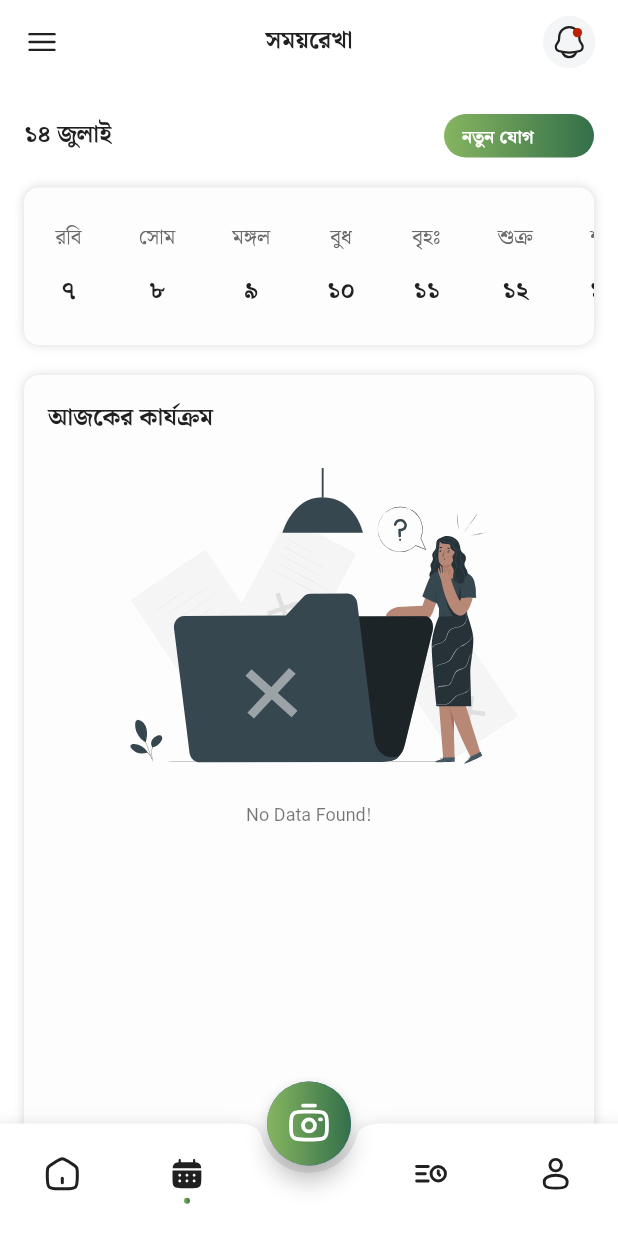
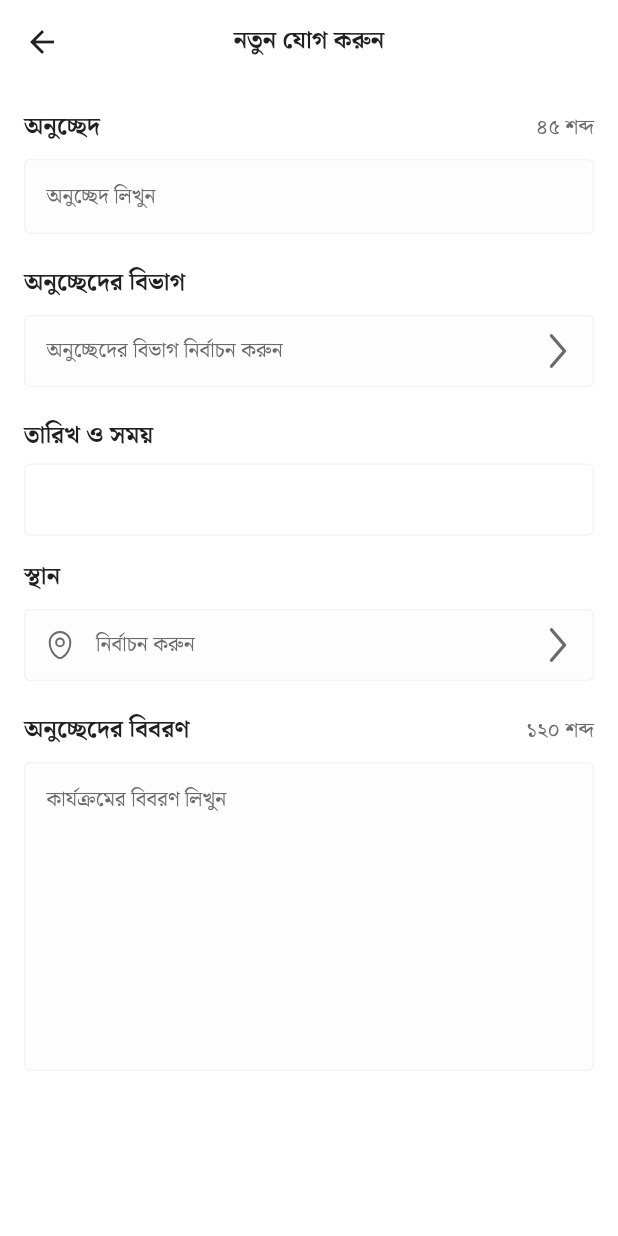
Before and after one commit to rifathossain82/timeline-manager, a Flutter app: the screen it shows after launch, item 2 of the bottom bar chosen, after a tap on "নতুন যোগ করুন", on a phone screen of 412 x 824 dp. Run offline on Flutter 3.47's test engine with Material 3 defaults, Android fonts, the phone set to English and light mode, and no system bars; our stand-ins replace cached_network_image, connectivity_plus, flutter_svg, get, google_fonts, logger and 1 more; network calls fail; project files that could hold a hidden picture were left out.

Commit message:
feat: add new timeline page (#5)

```diff
--- a/lib/src/core/fake_data/fake_data.dart
+++ b/lib/src/core/fake_data/fake_data.dart
@@ -0,0 +1,15 @@
+List<String> paragraphCategories = [
+  "বাক্য",
+  "অনুচ্ছেদ",
+  "ছন্দ",
+];
+
+
+List<String> places = [
+  "ঢাকা",
+  "চট্টগ্রাম",
+  "কুমিল্লা",
+  "রাজশাহী"
+  "রংপুর",
+  "বরিশাল",
+];
--- a/lib/src/core/routes/routes.dart
+++ b/lib/src/core/routes/routes.dart
@@ -1,14 +1,19 @@
-import 'package:flutter/cupertino.dart';
 import 'package:get/get.dart';
 import 'package:timeline_manager/src/features/dashboard/view/pages/dashboad_page.dart';
+import 'package:timeline_manager/src/features/timeline/view/pages/timeline_add_page.dart';
 
 class RouteGenerator {
   static const String dashboard = '/';
+  static const String addTimeline = '/add-timeline';
 
   static final routes = [
     GetPage(
       name: RouteGenerator.dashboard,
       page: () => const DashboardPage(),
     ),
+    GetPage(
+      name: RouteGenerator.addTimeline,
+      page: () => const TimelineAddPage(),
+    ),
   ];
 }
--- a/lib/src/core/theme/app_theme.dart
+++ b/lib/src/core/theme/app_theme.dart
@@ -18,6 +18,7 @@ class AppTheme {
       elevation: 0,
       titleTextStyle: GoogleFonts.notoSerifBengali(
         fontSize: 16,
+        fontWeight: FontWeight.w700,
       ),
       systemOverlayStyle: const SystemUiOverlayStyle(
         statusBarColor: Colors.white,
@@ -27,12 +28,12 @@ class AppTheme {
         statusBarBrightness: Brightness.light, // For iOS (dark icons)
       ),
     ),
-    floatingActionButtonTheme: FloatingActionButtonThemeData(
+    floatingActionButtonTheme: const FloatingActionButtonThemeData(
       backgroundColor: kPrimaryColor,
       foregroundColor: kWhite,
     ),
     textTheme: GoogleFonts.notoSerifBengaliTextTheme(Typography.blackCupertino),
-    checkboxTheme: CheckboxThemeData(
+    checkboxTheme: const CheckboxThemeData(
       fillColor: MaterialStatePropertyAll(kPrimaryColor),
       checkColor: MaterialStatePropertyAll(kWhite),
       side: BorderSide(color: kGrey),
@@ -44,7 +45,7 @@ class AppTheme {
         borderRadius: BorderRadius.circular(5),
       ),
     ),
-    iconTheme: IconThemeData(
+    iconTheme: const IconThemeData(
       color: kGrey,
     ),
   );
--- a/lib/src/core/utils/asset_path.dart
+++ b/lib/src/core/utils/asset_path.dart
@@ -28,6 +28,7 @@ class AssetPath{
   static const String notificationIcon = 'assets/icons/notification.svg';
   static const String locationIcon = 'assets/icons/location.svg';
   static const String clockCircleIcon = 'assets/icons/clock_circle.svg';
+  static const String arrowForwardIcon = 'assets/icons/arrow_forward.svg';
 
 
   /// lotties
--- a/lib/src/core/utils/color.dart
+++ b/lib/src/core/utils/color.dart
@@ -24,6 +24,7 @@ const Color secondaryCardColor = Color(0xFFFDFDFD);
 const Color menuBackgroundColor = Color(0xFFF6F6F6);
 Color kShadowColor = const Color(0xFF000000).withOpacity(0.15);
 const Color kDividerColor = Color(0xFFE8ECF2);
+const Color kTextFieldBorderColor = Color(0xFFF2F2F2);
 const Color kShimmerBaseColor = Color(0xFFE0E0E0);
 const Color kShimmerHighlightColor = Color(0xFFF5F5F5);
 
--- /dev/null
+++ b/lib/src/core/widgets/k_blank_field_builder_with_title.dart
@@ -0,0 +1,58 @@
+import 'package:timeline_manager/src/core/extensions/text_style_extension.dart';
+import 'package:timeline_manager/src/core/utils/color.dart';
+import 'package:flutter/material.dart';
+
+class KBlankFieldBuilderWithTitle extends StatelessWidget {
+  final String title;
+  final Widget content;
+  final VoidCallback? onTap;
+  final bool hasValidator;
+
+  const KBlankFieldBuilderWithTitle({
+    Key? key,
+    required this.title,
+    required this.content,
+    this.onTap,
+    this.hasValidator = false,
+  }) : super(key: key);
+
+  @override
+  Widget build(BuildContext context) {
+    return Column(
+      mainAxisSize: MainAxisSize.min,
+      crossAxisAlignment: CrossAxisAlignment.start,
+      children: [
+        Text(
+          title,
+          maxLines: 1,
+          textAlign: TextAlign.start,
+          overflow: TextOverflow.ellipsis,
+          style: context.titleMedium(
+            fontWeight: FontWeight.w700,
+          ),
+        ),
+        const SizedBox(height: 5),
+        GestureDetector(
+          onTap: onTap,
+          child: Container(
+            padding: const EdgeInsets.symmetric(
+              horizontal: 8,
+            ),
+            height: 48,
+            width: double.maxFinite,
+            alignment: Alignment.centerLeft,
+            decoration: BoxDecoration(
+              borderRadius: BorderRadius.circular(4),
+              border: Border.all(
+                width: 0.85,
+                color: kTextFieldBorderColor,
+              ),
+            ),
+            child: content,
+          ),
+        ),
+        const SizedBox(height: 15),
+      ],
+    );
+  }
+}
--- a/lib/src/core/widgets/k_drop_down_field_builder_with_title.dart
+++ b/lib/src/core/widgets/k_drop_down_field_builder_with_title.dart
@@ -1,5 +1,8 @@
+import 'package:flutter_svg/flutter_svg.dart';
 import 'package:timeline_manager/src/core/errors/messages.dart';
 import 'package:timeline_manager/src/core/extensions/build_context_extension.dart';
+import 'package:timeline_manager/src/core/extensions/text_style_extension.dart';
+import 'package:timeline_manager/src/core/utils/asset_path.dart';
 import 'package:timeline_manager/src/core/utils/color.dart';
 import 'package:timeline_manager/src/core/widgets/k_button_progress_indicator.dart';
 import 'package:flutter/material.dart';
@@ -52,26 +55,16 @@ class KDropDownFieldBuilderWithTitle<T> extends StatelessWidget {
       crossAxisAlignment: CrossAxisAlignment.start,
       mainAxisSize: MainAxisSize.min,
       children: [
-        RichText(
-          text: TextSpan(
-            children: [
-              TextSpan(
-                text: title,
-                style: context.appTextTheme.bodySmall?.copyWith(
-                  fontWeight: FontWeight.bold,
+        Text(
+          title,
+          maxLines: 1,
+          textAlign: TextAlign.start,
+          overflow: TextOverflow.ellipsis,
+          style: context.titleMedium(
+            fontWeight: FontWeight.w700,
           ),
         ),
-              if (validatorActive)
-                TextSpan(
-                  text: ' *',
-                  style: context.appTextTheme.titleSmall?.copyWith(
-                    color: kRed,
-                  ),
-                ),
-            ],
-          ),
-        ),
-        const SizedBox(height: 5),
+        const SizedBox(height: 8),
         isLoading
             ? Container(
                 height: 56,
@@ -84,7 +77,7 @@ class KDropDownFieldBuilderWithTitle<T> extends StatelessWidget {
                     width: 1,
                   ),
                 ),
-          child: KButtonProgressIndicator(
+                child: const KButtonProgressIndicator(
                   indicatorColor: kPrimaryColor,
                 ),
               )
@@ -95,18 +88,42 @@ class KDropDownFieldBuilderWithTitle<T> extends StatelessWidget {
                   }
                   return null;
                 },
-          decoration: const InputDecoration(
-            contentPadding: EdgeInsets.symmetric(
+                elevation: 1,
+                decoration: InputDecoration(
+                  contentPadding: const EdgeInsets.symmetric(
                     horizontal: 15,
                     vertical: 12,
                   ),
+                  prefixIcon: prefixIcon,
                   isDense: true,
-            border: OutlineInputBorder(),
+                  filled: true,
+                  fillColor: secondaryCardColor,
+                  border: OutlineInputBorder(
+                    borderRadius: BorderRadius.circular(4),
+                    borderSide: const BorderSide(
+                      color: kTextFieldBorderColor,
+                      width: 0.85,
+                    ),
+                  ),
+                  enabledBorder: OutlineInputBorder(
+                    borderRadius: BorderRadius.circular(4),
+                    borderSide: const BorderSide(
+                      color: kTextFieldBorderColor,
+                      width: 0.85,
+                    ),
+                  ),
+                  focusedBorder: OutlineInputBorder(
+                    borderRadius: BorderRadius.circular(4),
+                    borderSide: const BorderSide(
+                      color: kTextFieldBorderColor,
+                      width: 0.85,
+                    ),
+                  ),
                 ),
                 isDense: true,
                 hint: Text(
                   hintText,
-            style: context.appTextTheme.bodySmall,
+                  style: context.bodyLarge(),
                 ),
                 items: items
                     ?.map(
@@ -118,8 +135,11 @@ class KDropDownFieldBuilderWithTitle<T> extends StatelessWidget {
                     .toList(),
                 value: value,
                 onChanged: isEditable ? onChanged : null,
+                icon: SvgPicture.asset(
+                  AssetPath.arrowForwardIcon,
                 ),
-        const SizedBox(height: 15),
+              ),
+        const SizedBox(height: 20),
       ],
     );
   }
--- a/lib/src/core/widgets/k_text_form_field_builder_with_title.dart
+++ b/lib/src/core/widgets/k_text_form_field_builder_with_title.dart
@@ -1,5 +1,6 @@
 import 'package:flutter/material.dart';
 import 'package:timeline_manager/src/core/extensions/build_context_extension.dart';
+import 'package:timeline_manager/src/core/extensions/text_style_extension.dart';
 import 'package:timeline_manager/src/core/utils/color.dart';
 
 class KTextFormFieldBuilderWithTitle extends StatelessWidget {
@@ -7,6 +8,7 @@ class KTextFormFieldBuilderWithTitle extends StatelessWidget {
   final TextEditingController? controller;
   final FormFieldValidator? validator;
   final String? hintText;
+  final String? secondaryHitText;
   final FocusNode? focusNode;
   final IconData? prefixIconData;
   final Widget? suffixIcon;
@@ -26,6 +28,7 @@ class KTextFormFieldBuilderWithTitle extends StatelessWidget {
     this.controller,
     this.validator,
     this.hintText,
+    this.secondaryHitText,
     this.focusNode,
     this.prefixIconData,
     this.suffixIcon,
@@ -37,7 +40,7 @@ class KTextFormFieldBuilderWithTitle extends StatelessWidget {
     this.inputType = TextInputType.text,
     this.obscureText = false,
     this.readOnly = false,
-    this.bottomPadding = 15,
+    this.bottomPadding = 20,
   }) : super(key: key);
 
   @override
@@ -49,26 +52,26 @@ class KTextFormFieldBuilderWithTitle extends StatelessWidget {
         Row(
           mainAxisAlignment: MainAxisAlignment.start,
           children: [
-            Flexible(
+            Expanded(
               child: Text(
                 title,
                 maxLines: 1,
+                textAlign: TextAlign.start,
                 overflow: TextOverflow.ellipsis,
-                style: context.appTextTheme.bodySmall?.copyWith(
-                  fontWeight: FontWeight.bold,
+                style: context.titleMedium(
+                  fontWeight: FontWeight.w700,
                 ),
               ),
             ),
-            if (validator != null)
+            if (secondaryHitText != null)
               Text(
-                ' *',
-                style: context.appTextTheme.titleSmall?.copyWith(
-                  color: kRed,
-                ),
+                secondaryHitText ?? '',
+                textAlign: TextAlign.end,
+                style: context.bodyLarge(),
               ),
           ],
         ),
-        const SizedBox(height: 5),
+        const SizedBox(height: 8),
         TextFormField(
           onTap: onTap,
           onChanged: onChanged,
@@ -84,14 +87,34 @@ class KTextFormFieldBuilderWithTitle extends StatelessWidget {
           obscureText: obscureText,
           decoration: InputDecoration(
             hintText: hintText,
-            hintStyle: context.appTextTheme.bodySmall,
+            hintStyle: context.bodyLarge(),
             isDense: true,
             contentPadding: const EdgeInsets.symmetric(
               horizontal: 15,
               vertical: 12,
             ),
+            filled: true,
+            fillColor: secondaryCardColor,
             border: OutlineInputBorder(
               borderRadius: BorderRadius.circular(4),
+              borderSide: const BorderSide(
+                color: kTextFieldBorderColor,
+                width: 0.85,
+              ),
+            ),
+            enabledBorder: OutlineInputBorder(
+              borderRadius: BorderRadius.circular(4),
+              borderSide: const BorderSide(
+                color: kTextFieldBorderColor,
+                width: 0.85,
+              ),
+            ),
+            focusedBorder: OutlineInputBorder(
+              borderRadius: BorderRadius.circular(4),
+              borderSide: const BorderSide(
+                color: kTextFieldBorderColor,
+                width: 0.85,
+              ),
             ),
             prefixIcon: prefixIconData != null ? Icon(prefixIconData) : null,
             suffixIcon: suffixIcon,
--- /dev/null
+++ b/lib/src/features/timeline/view/pages/timeline_add_page.dart
@@ -0,0 +1,116 @@
+import 'package:flutter/material.dart';
+import 'package:flutter_svg/flutter_svg.dart';
+import 'package:timeline_manager/src/core/extensions/text_style_extension.dart';
+import 'package:timeline_manager/src/core/fake_data/fake_data.dart';
+import 'package:timeline_manager/src/core/utils/asset_path.dart';
+import 'package:timeline_manager/src/core/utils/color.dart';
+import 'package:timeline_manager/src/core/widgets/k_blank_field_builder_with_title.dart';
+import 'package:timeline_manager/src/core/widgets/k_drop_down_field_builder_with_title.dart';
+import 'package:timeline_manager/src/core/widgets/k_text_form_field_builder_with_title.dart';
+
+class TimelineAddPage extends StatelessWidget {
+  const TimelineAddPage({super.key});
+
+  @override
+  Widget build(BuildContext context) {
+    return Scaffold(
+      appBar: AppBar(
+        centerTitle: true,
+        title: Text(
+          "নতুন যোগ করুন",
+          style: context.titleMedium(
+            fontWeight: FontWeight.w700,
+          ),
+        ),
+      ),
+      body: const _TimelineForm(),
+    );
+  }
+}
+
+class _TimelineForm extends StatefulWidget {
+  const _TimelineForm();
+
+  @override
+  State<_TimelineForm> createState() => _TimelineFormState();
+}
+
+class _TimelineFormState extends State<_TimelineForm> {
+  late final TextEditingController _paragraphTextController;
+  late final TextEditingController _paragraphDescriptionTextController;
+  String? _selectedParagraphCategory;
+  String? _selectedPlace;
+
+  final GlobalKey<FormState> _timelineFormKey = GlobalKey<FormState>();
+
+  @override
+  void initState() {
+    super.initState();
+    _paragraphTextController = TextEditingController();
+    _paragraphDescriptionTextController = TextEditingController();
+  }
+
+  @override
+  void dispose() {
+    _paragraphTextController.dispose();
+    _paragraphDescriptionTextController.dispose();
+    super.dispose();
+  }
+
+  @override
+  Widget build(BuildContext context) {
+    return SingleChildScrollView(
+      child: Padding(
+        padding: const EdgeInsets.all(16.0),
+        child: Column(
+          children: [
+            KTextFormFieldBuilderWithTitle(
+              title: "অনুচ্ছেদ",
+              hintText: "অনুচ্ছেদ লিখুন",
+              secondaryHitText: "৪৫ শব্দ",
+              controller: _paragraphTextController,
+            ),
+            KDropDownFieldBuilderWithTitle(
+              title: "অনুচ্ছেদের বিভাগ",
+              hintText: "অনুচ্ছেদের বিভাগ নির্বাচন করুন",
+              items: paragraphCategories,
+              value: _selectedParagraphCategory,
+              onChanged: (value) {},
+              itemBuilder: (item) => Text(item!),
+            ),
+            KBlankFieldBuilderWithTitle(
+              title: "তারিখ ও সময়",
+              content: Text(""),
+            ),
+            KDropDownFieldBuilderWithTitle(
+              title: "স্থান",
+              hintText: "নির্বাচন করুন",
+              items: places,
+              value: _selectedPlace,
+              prefixIcon: Padding(
+                padding: const EdgeInsets.all(13.0),
+                child: SvgPicture.asset(
+                  AssetPath.locationIcon,
+                  colorFilter: const ColorFilter.mode(
+                    kGreyTextColor,
+                    BlendMode.srcIn,
+                  ),
+                ),
+              ),
+              onChanged: (value) {},
+              itemBuilder: (item) => Text(item!),
+            ),
+            KTextFormFieldBuilderWithTitle(
+              title: "অনুচ্ছেদের বিবরণ",
+              hintText: "কার্যক্রমের বিবরণ লিখুন",
+              secondaryHitText: "১২০ শব্দ",
+              minLine: 7,
+              maxLine: 7,
+              controller: _paragraphDescriptionTextController,
+            ),
+          ],
+        ),
+      ),
+    );
+  }
+}
--- a/lib/src/features/timeline/view/widgets/timeline_body.dart
+++ b/lib/src/features/timeline/view/widgets/timeline_body.dart
@@ -1,5 +1,7 @@
 import 'package:flutter/material.dart';
+import 'package:get/get.dart';
 import 'package:timeline_manager/src/core/extensions/date_time_extension.dart';
+import 'package:timeline_manager/src/core/routes/routes.dart';
 import 'package:timeline_manager/src/features/timeline/view/widgets/date_and_button_row_widget.dart';
 import 'package:timeline_manager/src/features/timeline/view/widgets/horizontal_date_list_view.dart';
 import 'package:timeline_manager/src/features/timeline/view/widgets/timeline_list_widget.dart';
@@ -16,7 +18,7 @@ class TimelineBody extends StatelessWidget {
           DateAndButtonRowWidget(
             dateText: DateTime.now().formatCurrentDateInBengaliToDMMMM,
             buttonText: "নতুন যোগ করুন",
-            onButtonPressed: (){},
+            onButtonPressed: _onButtonPressed,
           ),
           const SizedBox(height: 20),
           const HorizontalDateListView(),
@@ -26,4 +28,8 @@ class TimelineBody extends StatelessWidget {
       ),
     );
   }
+
+  void _onButtonPressed(){
+    Get.toNamed(RouteGenerator.addTimeline);
+  }
 }
```
Also changed, not shown: assets/icons/arrow_forward.svg (added). Lines whose indentation alone changed are shown as unchanged.
